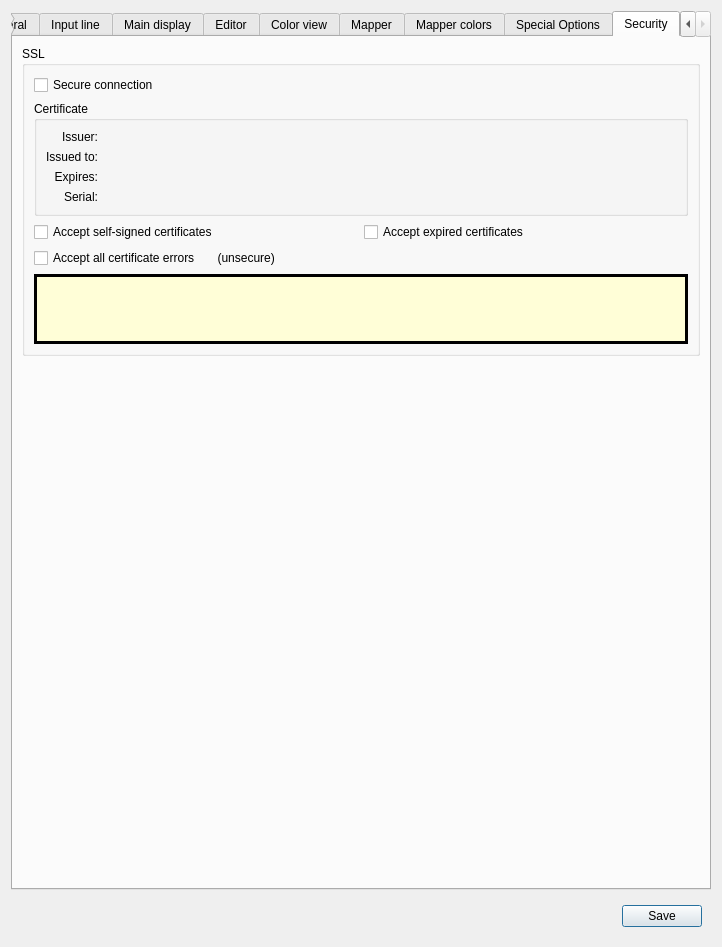
Before: the Qt Designer form src/ui/profile_preferences.ui in Mudlet/Mudlet, drawn with Qt 5.
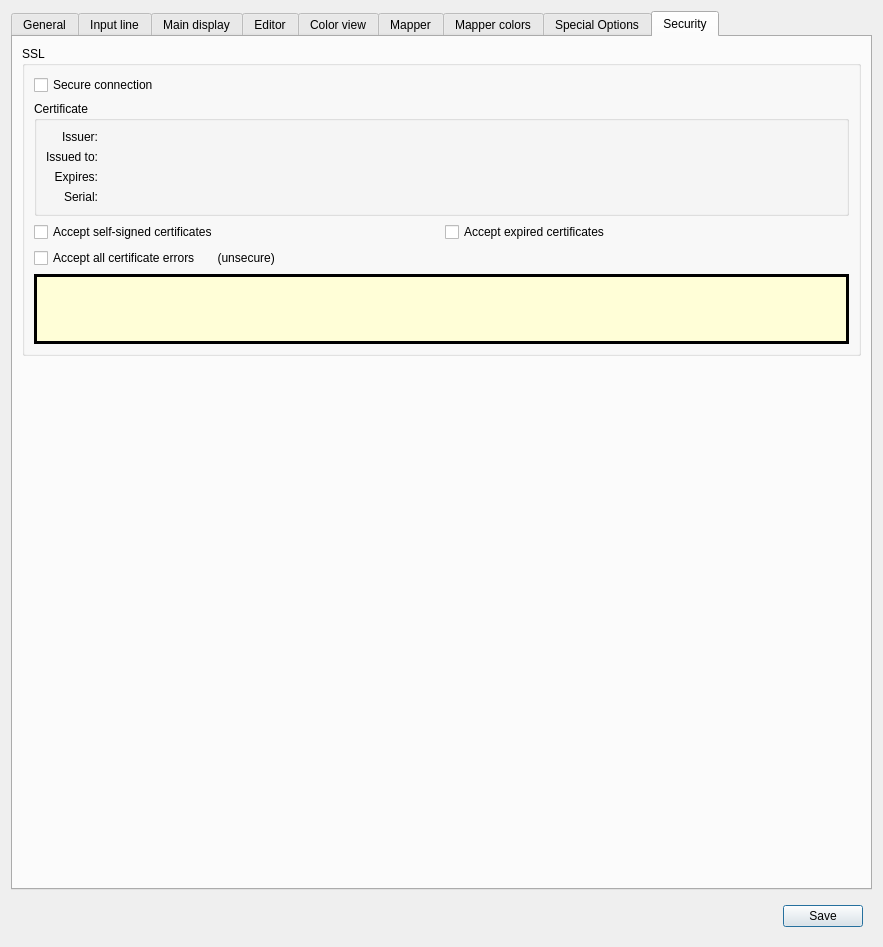
After: the same form once the commit is applied. The open tabs and pages were chosen to show the change. Icons and pictures are not drawn. Custom widgets are drawn as their Qt base class.

Diff of the .ui file:
```diff
--- a/src/ui/profile_preferences.ui
+++ b/src/ui/profile_preferences.ui
@@ -6,7 +6,7 @@
    <rect>
     <x>0</x>
     <y>0</y>
-    <width>718</width>
+    <width>883</width>
     <height>947</height>
    </rect>
   </property>
@@ -4498,6 +4498,15 @@
                     </color>
                    </brush>
                   </colorrole>
+                  <colorrole role="PlaceholderText">
+                   <brush brushstyle="NoBrush">
+                    <color alpha="128">
+                     <red>0</red>
+                     <green>0</green>
+                     <blue>0</blue>
+                    </color>
+                   </brush>
+                  </colorrole>
                  </active>
                  <inactive>
                   <colorrole role="WindowText">
@@ -4635,6 +4644,15 @@
                     </color>
                    </brush>
                   </colorrole>
+                  <colorrole role="PlaceholderText">
+                   <brush brushstyle="NoBrush">
+                    <color alpha="128">
+                     <red>0</red>
+                     <green>0</green>
+                     <blue>0</blue>
+                    </color>
+                   </brush>
+                  </colorrole>
                  </inactive>
                  <disabled>
                   <colorrole role="WindowText">
@@ -4772,6 +4790,15 @@
                     </color>
                    </brush>
                   </colorrole>
+                  <colorrole role="PlaceholderText">
+                   <brush brushstyle="NoBrush">
+                    <color alpha="128">
+                     <red>0</red>
+                     <green>0</green>
+                     <blue>0</blue>
+                    </color>
+                   </brush>
+                  </colorrole>
                  </disabled>
                 </palette>
                </property>
```
Left out of the diff: 84 changed lines with no effect on the pictures.
